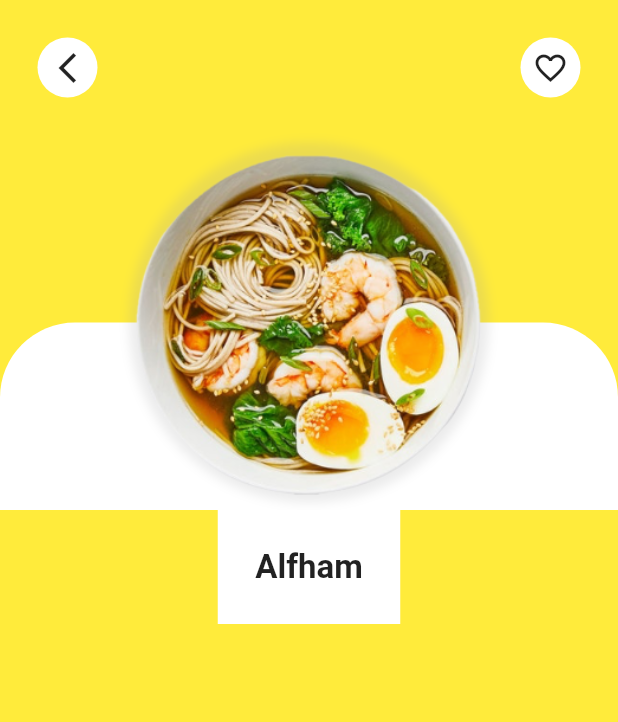
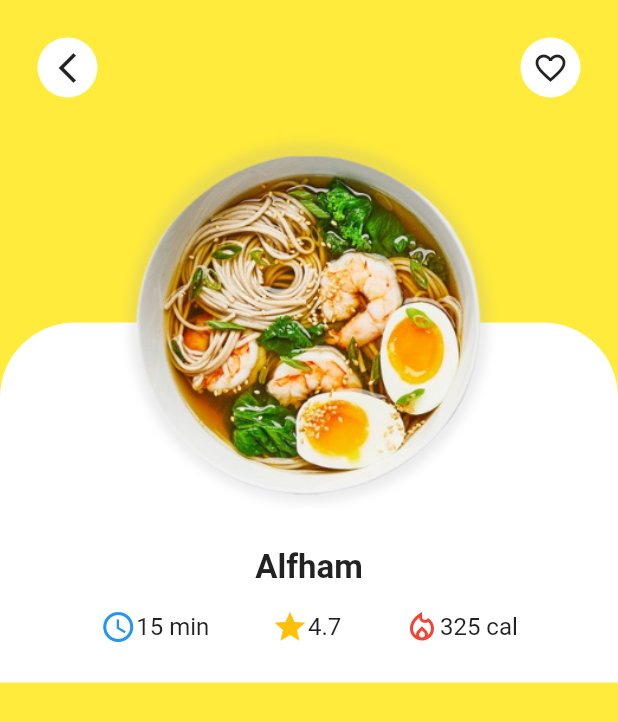
Before and after one commit to abdullakn/flutter_ui_food_deliver_app, a Flutter app: the DetailsPage screen opened directly with sample values from the repository, on a phone screen of 412 x 824 dp. Shown: the top 722 px of the screen. Run offline on Flutter 3.47's test engine with Material 2 defaults, Android fonts, the phone set to English and light mode, and no system bars; our stand-ins replace smooth_page_indicator.

Commit message:
details page 3 icon and text are completed

```diff
--- a/lib/screens/details/widgets/food_details.dart
+++ b/lib/screens/details/widgets/food_details.dart
@@ -8,17 +8,45 @@ class FoodDetails extends StatelessWidget {
   @override
   Widget build(BuildContext context) {
     return Container(
-
       padding: EdgeInsets.all(25),
       color: Colors.white,
       child: Column(
         children: [
-          Text(food.name,style: TextStyle(fontWeight: FontWeight.bold,fontSize: 22),),
+          Text(
+            food.name,
+            style: TextStyle(fontWeight: FontWeight.bold, fontSize: 22),
+          ),
+          SizedBox(
+            height: 15,
+          ),
+          Row(
+            mainAxisAlignment: MainAxisAlignment.spaceEvenly,
+            children: [
+              _buildIconText(
+                  Icons.access_time_outlined, Colors.blue, food.waitTime),
+              _buildIconText(
+                  Icons.star_outlined, Colors.amber, food.score.toString()),
+              _buildIconText(
+                  Icons.local_fire_department_outlined, Colors.red, food.cal),
+            ],
+          )
+        ],
+      ),
+    );
+  }
 
-        ],
-
-      ),
-
+  Widget _buildIconText(IconData icon, Color color, String text) {
+    return Row(
+      children: [
+        Icon(
+          icon,
+          color: color,
+        ),
+        Text(
+          icon == Icons.access_time_outlined ? '${text} min' : text,
+          style: TextStyle(fontSize: 16),
+        )
+      ],
     );
   }
 }
```
